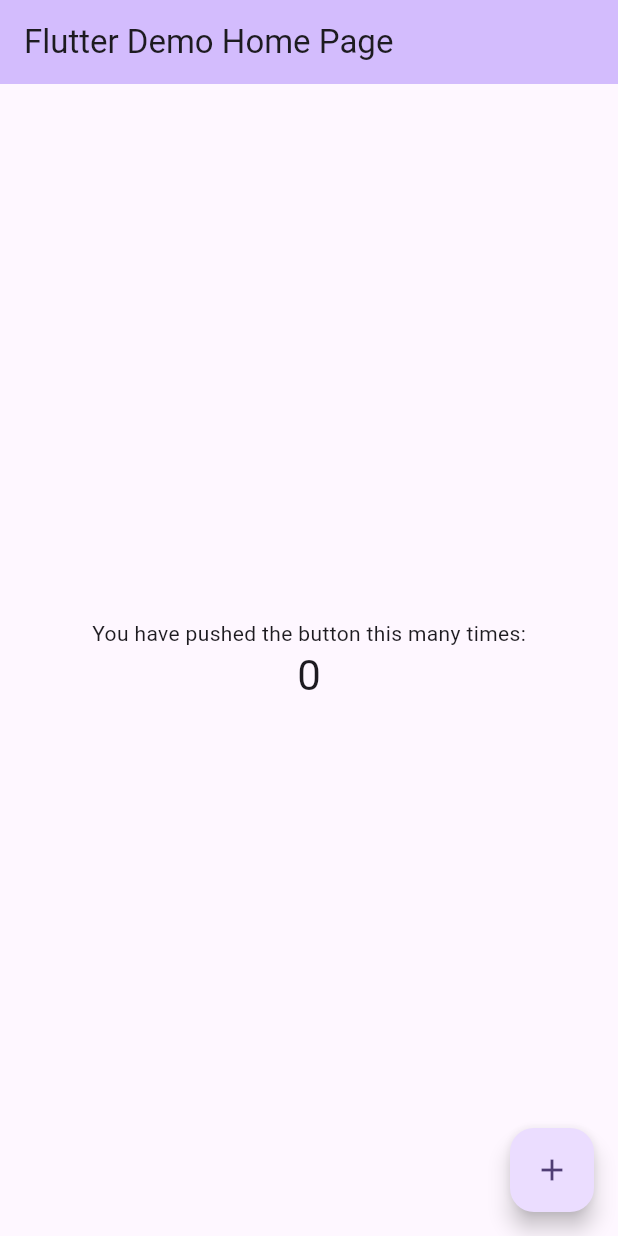
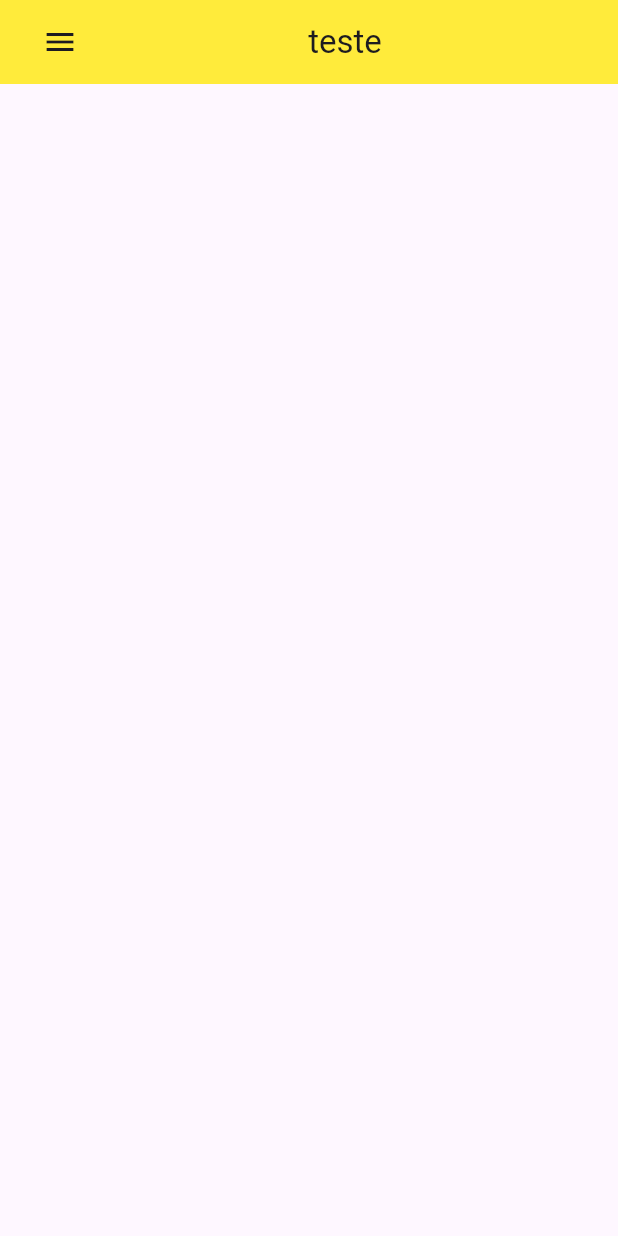
Before and after one commit to Agustin-L/AgendaSystemAlpha1.0, a Flutter app: the screen it shows after launch, on a phone screen of 412 x 824 dp. Run offline on Flutter 3.47's test engine with Material 3 defaults, Android fonts, the phone set to English and light mode, and no system bars.

Commit message:
Adicionando o appbar

```diff
--- a/lib/main.dart
+++ b/lib/main.dart
@@ -1,125 +1,38 @@
 import 'package:flutter/material.dart';
 
-void main() {
-  runApp(const MyApp());
-}
+main() => runApp(ScheduleSystem());
 
-class MyApp extends StatelessWidget {
-  const MyApp({super.key});
 
-  // This widget is the root of your application.
+
+class ScheduleSystem extends StatelessWidget {
   @override
   Widget build(BuildContext context) {
     return MaterialApp(
-      title: 'Flutter Demo',
-      theme: ThemeData(
-        // This is the theme of your application.
-        //
-        // TRY THIS: Try running your application with "flutter run". You'll see
-        // the application has a purple toolbar. Then, without quitting the app,
-        // try changing the seedColor in the colorScheme below to Colors.green
-        // and then invoke "hot reload" (save your changes or press the "hot
-        // reload" button in a Flutter-supported IDE, or press "r" if you used
-        // the command line to start the app).
-        //
-        // Notice that the counter didn't reset back to zero; the application
-        // state is not lost during the reload. To reset the state, use hot
-        // restart instead.
-        //
-        // This works for code too, not just values: Most code changes can be
-        // tested with just a hot reload.
-        colorScheme: ColorScheme.fromSeed(seedColor: Colors.deepPurple),
-        useMaterial3: true,
-      ),
-      home: const MyHomePage(title: 'Flutter Demo Home Page'),
+      debugShowCheckedModeBanner: false,
+      home: MyHome(),
     );
   }
 }
 
-class MyHomePage extends StatefulWidget {
-  const MyHomePage({super.key, required this.title});
-
-  // This widget is the home page of your application. It is stateful, meaning
-  // that it has a State object (defined below) that contains fields that affect
-  // how it looks.
-
-  // This class is the configuration for the state. It holds the values (in this
-  // case the title) provided by the parent (in this case the App widget) and
-  // used by the build method of the State. Fields in a Widget subclass are
-  // always marked "final".
-
-  final String title;
-
+class MyHome extends StatelessWidget {
   @override
-  State<MyHomePage> createState() => _MyHomePageState();
-}
-
-class _MyHomePageState extends State<MyHomePage> {
-  int _counter = 0;
-
-  void _incrementCounter() {
-    setState(() {
-      // This call to setState tells the Flutter framework that something has
-      // changed in this State, which causes it to rerun the build method below
-      // so that the display can reflect the updated values. If we changed
-      // _counter without calling setState(), then the build method would not be
-      // called again, and so nothing would appear to happen.
-      _counter++;
-    });
-  }
-
-  @override
-  Widget build(BuildContext context) {
-    // This method is rerun every time setState is called, for instance as done
-    // by the _incrementCounter method above.
-    //
-    // The Flutter framework has been optimized to make rerunning build methods
-    // fast, so that you can just rebuild anything that needs updating rather
-    // than having to individually change instances of widgets.
+  Widget build(BuildContext context){
     return Scaffold(
       appBar: AppBar(
-        // TRY THIS: Try changing the color here to a specific color (to
-        // Colors.amber, perhaps?) and trigger a hot reload to see the AppBar
-        // change color while the other colors stay the same.
-        backgroundColor: Theme.of(context).colorScheme.inversePrimary,
-        // Here we take the value from the MyHomePage object that was created by
-        // the App.build method, and use it to set our appbar title.
-        title: Text(widget.title),
+      backgroundColor: Colors.yellow,
+          title: Row(
+            children: [
+            IconButton(
+              icon: Icon(Icons.menu),
+              onPressed: () {},
               ),
-      body: Center(
-        // Center is a layout widget. It takes a single child and positions it
-        // in the middle of the parent.
-        child: Column(
-          // Column is also a layout widget. It takes a list of children and
-          // arranges them vertically. By default, it sizes itself to fit its
-          // children horizontally, and tries to be as tall as its parent.
-          //
-          // Column has various properties to control how it sizes itself and
-          // how it positions its children. Here we use mainAxisAlignment to
-          // center the children vertically; the main axis here is the vertical
-          // axis because Columns are vertical (the cross axis would be
-          // horizontal).
-          //
-          // TRY THIS: Invoke "debug painting" (choose the "Toggle Debug Paint"
-          // action in the IDE, or press "p" in the console), to see the
-          // wireframe for each widget.
-          mainAxisAlignment: MainAxisAlignment.center,
-          children: <Widget>[
-            const Text(
-              'You have pushed the button this many times:',
-            ),
-            Text(
-              '$_counter',
-              style: Theme.of(context).textTheme.headlineMedium,
-            ),
+              Expanded(
+                child: Center(
+                  child: Text("teste"))),
             ],
           ),
-      ),
-      floatingActionButton: FloatingActionButton(
-        onPressed: _incrementCounter,
-        tooltip: 'Increment',
-        child: const Icon(Icons.add),
-      ), // This trailing comma makes auto-formatting nicer for build methods.
+
+            )
           );
         }
       }
```
Also changed, not shown: 1 other file. Lines whose indentation alone changed are shown as unchanged.
